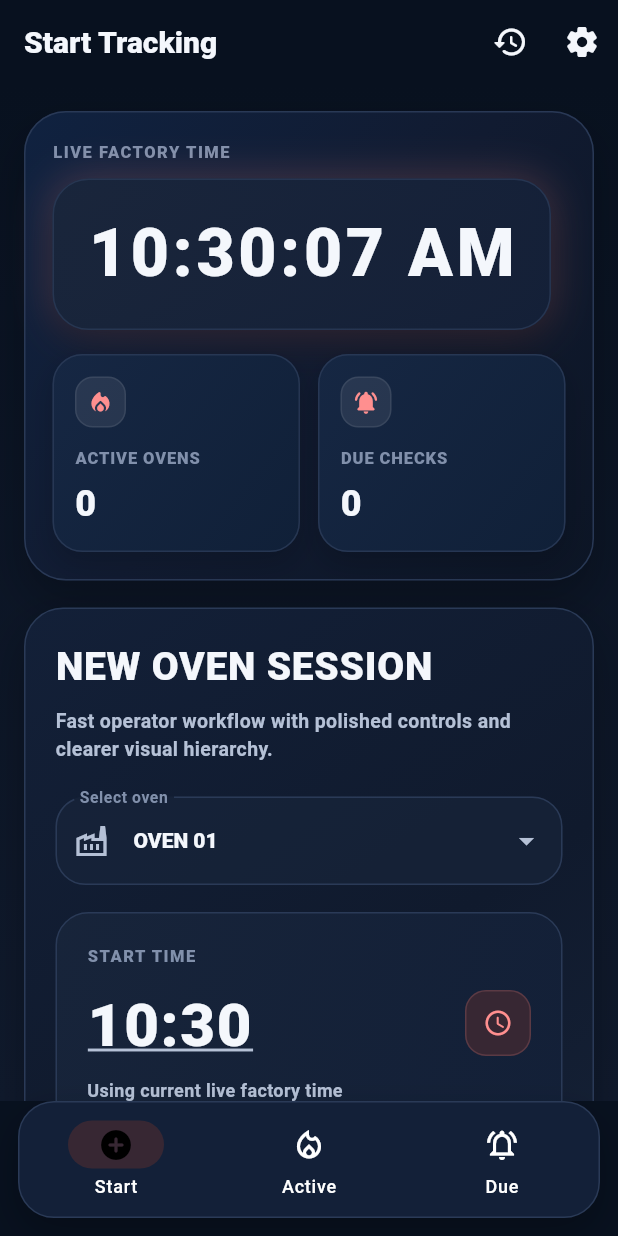
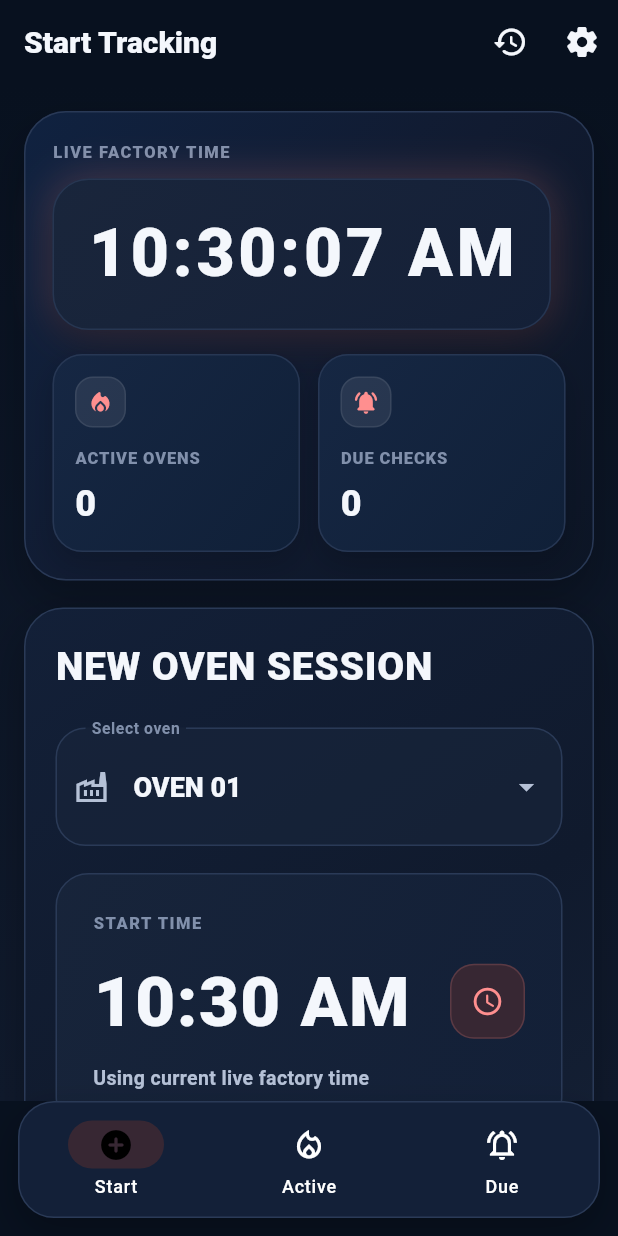
Before and after one commit to kusalsandamal2002/flutter_application_1, a Flutter app: the screen it shows after launch, on a phone screen of 412 x 824 dp. Run offline on Flutter 3.47's test engine with Material 3 defaults, Android fonts, the phone set to English and light mode, and no system bars; our stand-ins replace audioplayers, flutter_local_notifications, permission_handler, shared_preferences, vibration.

Commit message:
UI improvements: start tracking + settings ready for oven management feature

```diff
--- a/lib/features/ovens/presentation/pages/start_tracking_page.dart
+++ b/lib/features/ovens/presentation/pages/start_tracking_page.dart
@@ -33,9 +33,10 @@ class StartTrackingPage extends StatelessWidget {
   final List<String> ovenOptions;
 
   String _formatSelectedTime(TimeOfDay time) {
-    final hh = time.hour.toString().padLeft(2, '0');
-    final mm = time.minute.toString().padLeft(2, '0');
-    return '$hh:$mm';
+    final int hour12 = time.hourOfPeriod == 0 ? 12 : time.hourOfPeriod;
+    final String mm = time.minute.toString().padLeft(2, '0');
+    final String period = time.period == DayPeriod.am ? 'AM' : 'PM';
+    return '$hour12:$mm $period';
   }
 
   Widget _panelLabel(String text) {
@@ -124,6 +125,7 @@ class StartTrackingPage extends StatelessWidget {
   InputDecoration _inputDecoration({
     required String label,
     IconData? icon,
+    EdgeInsetsGeometry? contentPadding,
   }) {
     return InputDecoration(
       labelText: label,
@@ -139,6 +141,7 @@ class StartTrackingPage extends StatelessWidget {
             ),
       filled: true,
       fillColor: AppColors.surfaceAlt.withValues(alpha: 0.62),
+      contentPadding: contentPadding,
       border: OutlineInputBorder(
         borderRadius: BorderRadius.circular(20),
       ),
@@ -227,16 +230,6 @@ class StartTrackingPage extends StatelessWidget {
             color: AppColors.textPrimary,
           ),
         ),
-        const SizedBox(height: 8),
-        const Text(
-          'Fast operator workflow with polished controls and clearer visual hierarchy.',
-          style: TextStyle(
-            fontSize: 13,
-            height: 1.45,
-            fontWeight: FontWeight.w600,
-            color: AppColors.textSecondary,
-          ),
-        ),
         const SizedBox(height: 22),
         DropdownButtonFormField<String>(
           initialValue: safeSelectedOven,
@@ -246,10 +239,15 @@ class StartTrackingPage extends StatelessWidget {
           style: const TextStyle(
             color: AppColors.textPrimary,
             fontWeight: FontWeight.w800,
+            fontSize: 18,
           ),
           decoration: _inputDecoration(
             label: 'Select oven',
             icon: Icons.factory_outlined,
+            contentPadding: const EdgeInsets.symmetric(
+              horizontal: 20,
+              vertical: 26,
+            ),
           ),
           items: availableOvens.map((oven) {
             return DropdownMenuItem<String>(
@@ -259,6 +257,7 @@ class StartTrackingPage extends StatelessWidget {
                 style: const TextStyle(
                   fontWeight: FontWeight.w800,
                   color: AppColors.textPrimary,
+                  fontSize: 18,
                 ),
               ),
             );
@@ -271,7 +270,7 @@ class StartTrackingPage extends StatelessWidget {
         ),
         const SizedBox(height: 18),
         Container(
-          padding: const EdgeInsets.all(18),
+          padding: const EdgeInsets.all(22),
           decoration: BoxDecoration(
             borderRadius: BorderRadius.circular(22),
             gradient: LinearGradient(
@@ -299,25 +298,23 @@ class StartTrackingPage extends StatelessWidget {
                       crossAxisAlignment: CrossAxisAlignment.start,
                       children: [
                         _panelLabel('START TIME'),
-                        const SizedBox(height: 10),
+                        const SizedBox(height: 12),
                         Text(
                           _formatSelectedTime(selectedTime),
                           style: const TextStyle(
-                            fontSize: 40,
+                            fontSize: 46,
                             fontWeight: FontWeight.w900,
-                            letterSpacing: 1.1,
+                            letterSpacing: 1.0,
                             color: AppColors.textPrimary,
-                            decoration: TextDecoration.underline,
-                            decorationColor: AppColors.textSecondary,
                           ),
                         ),
-                        const SizedBox(height: 6),
+                        const SizedBox(height: 8),
                         Text(
                           startTimeManuallyPicked
                               ? 'Manual time selected'
                               : 'Using current live factory time',
                           style: TextStyle(
-                            fontSize: 12,
+                            fontSize: 13,
                             fontWeight: FontWeight.w700,
                             color: startTimeManuallyPicked
                                 ? AppColors.primary
@@ -327,13 +324,13 @@ class StartTrackingPage extends StatelessWidget {
                       ],
                     ),
                   ),
-                  const SizedBox(width: 12),
+                  const SizedBox(width: 14),
                   Container(
-                    width: 44,
-                    height: 44,
+                    width: 50,
+                    height: 50,
                     decoration: BoxDecoration(
                       color: AppColors.primarySoft,
-                      borderRadius: BorderRadius.circular(14),
+                      borderRadius: BorderRadius.circular(16),
                       border: Border.all(
                         color: AppColors.primary.withValues(alpha: 0.18),
                       ),
@@ -341,7 +338,7 @@ class StartTrackingPage extends StatelessWidget {
                     child: const Icon(
                       Icons.access_time_rounded,
                       color: AppColors.primary,
-                      size: 20,
+                      size: 22,
                     ),
                   ),
                 ],
@@ -360,17 +357,21 @@ class StartTrackingPage extends StatelessWidget {
                   FilteringTextInputFormatter.digitsOnly,
                 ],
                 style: const TextStyle(
-                  fontSize: 24,
+                  fontSize: 28,
                   fontWeight: FontWeight.w900,
                   color: AppColors.textPrimary,
                 ),
                 decoration: _inputDecoration(
                   label: 'Hours',
                   icon: Icons.schedule_rounded,
+                  contentPadding: const EdgeInsets.symmetric(
+                    horizontal: 20,
+                    vertical: 22,
+                  ),
                 ),
               ),
             ),
-            const SizedBox(width: 12),
+            const SizedBox(width: 14),
             Expanded(
               child: TextField(
                 controller: minuteController,
@@ -379,13 +380,17 @@ class StartTrackingPage extends StatelessWidget {
                   FilteringTextInputFormatter.digitsOnly,
                 ],
                 style: const TextStyle(
-                  fontSize: 24,
+                  fontSize: 28,
                   fontWeight: FontWeight.w900,
                   color: AppColors.textPrimary,
                 ),
                 decoration: _inputDecoration(
                   label: 'Minutes',
                   icon: Icons.timelapse_rounded,
+                  contentPadding: const EdgeInsets.symmetric(
+                    horizontal: 20,
+                    vertical: 22,
+                  ),
                 ),
               ),
             ),
```
